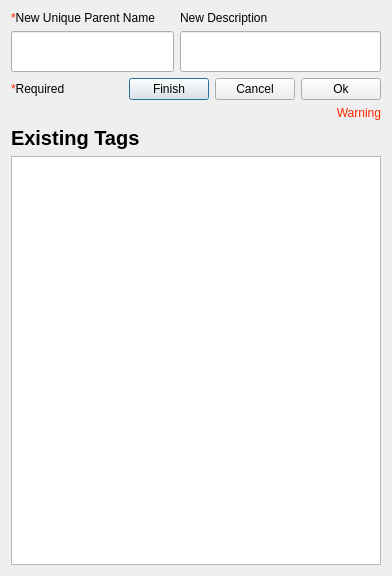
kathrynmetcalf/GeoCORK, file ui/AddTreeTags.ui: the form before one commit.
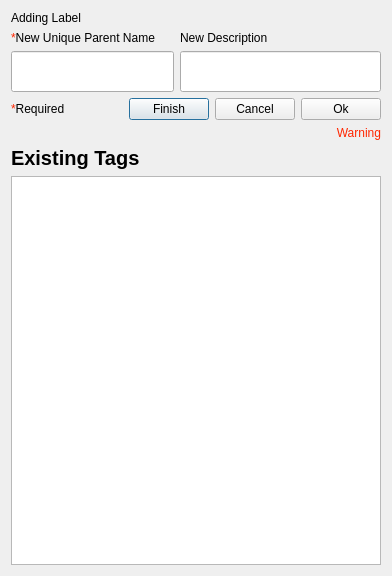
The form after the commit.

Commit message: Can search all tree widgets. All have setFilterCaseSensitivity(QtC.Qt.CaseSensitivity.CaseInsensitive) but still searching case sensitively...

Diff of the .ui file:
```diff
--- a/ui/AddTreeTags.ui
+++ b/ui/AddTreeTags.ui
@@ -16,6 +16,13 @@
   <layout class="QVBoxLayout" name="verticalLayout_4">
    <item>
     <layout class="QVBoxLayout" name="verticalLayout_3">
+     <item>
+      <widget class="QLabel" name="adding_label">
+       <property name="text">
+        <string>Adding Label</string>
+       </property>
+      </widget>
+     </item>
      <item>
       <layout class="QHBoxLayout" name="horizontalLayout">
        <item>
```
The commit also changes 2 other files.
